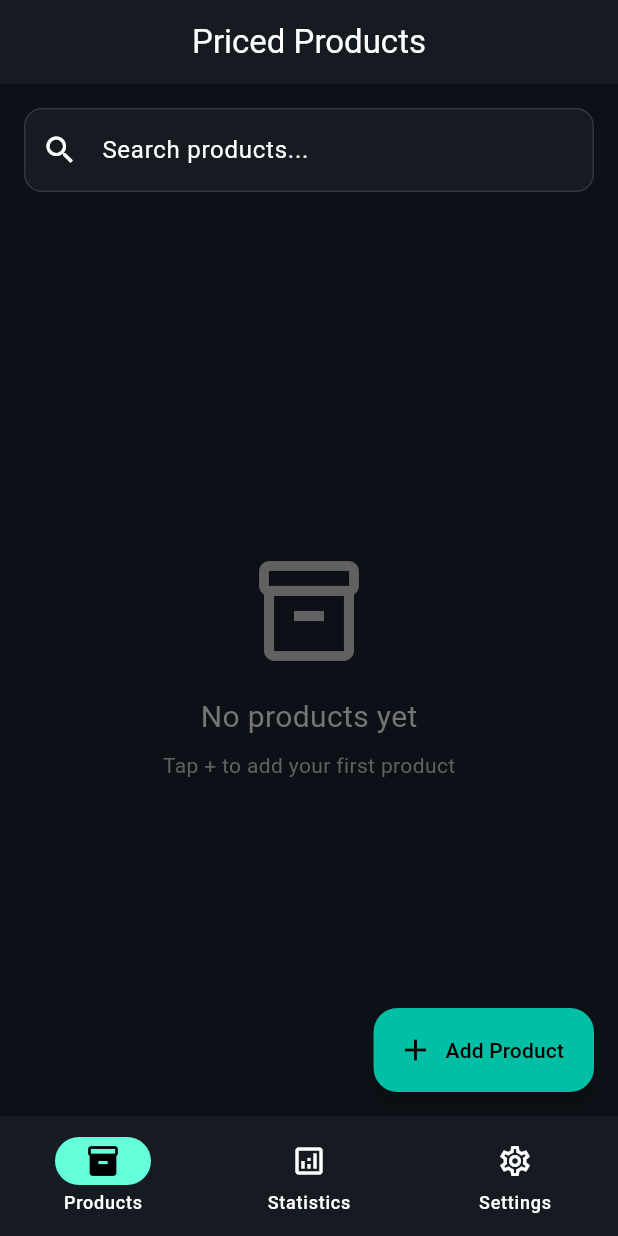
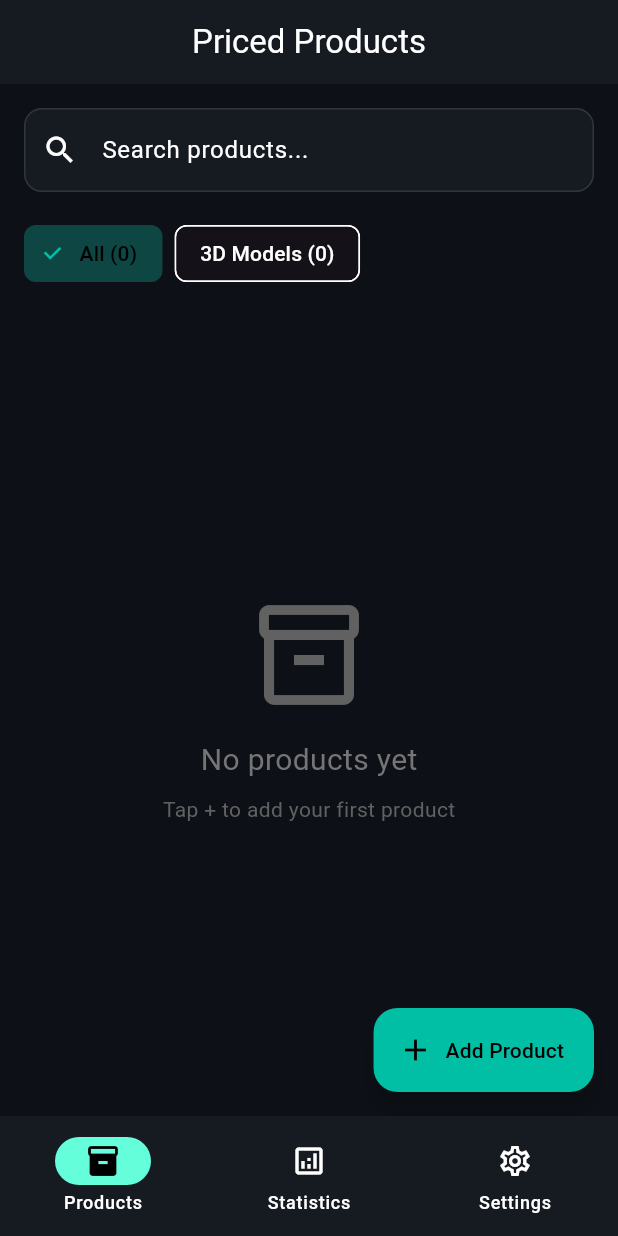
Before and after one commit to TheRealFalseReality/pricetool, a Flutter app: the screen it shows after launch, on a phone screen of 412 x 824 dp. Run offline on Flutter 3.47's test engine with Material 3 defaults, Android fonts, the phone set to English and light mode, and no system bars; our stand-ins replace file_picker, flutter_bloc, hive_flutter; missing offline and left inert: file_saver; accounts and stored records are empty.

Commit message:
Add category filter chips to products view
Co-authored-by: TheRealFalseReality <106857076+TheRealFalseReality@users.noreply.github.com>

```diff
--- a/lib/main.dart
+++ b/lib/main.dart
@@ -709,6 +709,7 @@ class HomePage extends StatefulWidget {
 
 class _HomePageState extends State<HomePage> {
   String _searchQuery = '';
+  String? _selectedCategoryId; // null means "All Categories"
 
   Future<void> _launchURL(String? urlString) async {
     if (urlString != null && urlString.isNotEmpty) {
@@ -836,6 +837,58 @@ class _HomePageState extends State<HomePage> {
               },
             ),
           ),
+          // Category filter chips
+          BlocBuilder<DataBloc, DataState>(
+            builder: (context, state) {
+              if (state.categories.isEmpty) {
+                return const SizedBox.shrink();
+              }
+
+              return Container(
+                height: 50,
+                padding: const EdgeInsets.symmetric(horizontal: 16.0),
+                child: ListView(
+                  scrollDirection: Axis.horizontal,
+                  children: [
+                    // "All" chip
+                    Padding(
+                      padding: const EdgeInsets.only(right: 8.0),
+                      child: FilterChip(
+                        label: Text('All (${state.products.length})'),
+                        selected: _selectedCategoryId == null,
+                        onSelected: (selected) {
+                          setState(() {
+                            _selectedCategoryId = null;
+                          });
+                        },
+                        selectedColor: Theme.of(context).colorScheme.primary.withOpacity(0.3),
+                        checkmarkColor: Theme.of(context).colorScheme.primary,
+                      ),
+                    ),
+                    // Category chips
+                    ...state.categories.map((category) {
+                      final productCount = state.products.where((p) => p.categoryId == category.id).length;
+                      return Padding(
+                        padding: const EdgeInsets.only(right: 8.0),
+                        child: FilterChip(
+                          label: Text('${category.name} ($productCount)'),
+                          selected: _selectedCategoryId == category.id,
+                          onSelected: (selected) {
+                            setState(() {
+                              _selectedCategoryId = selected ? category.id : null;
+                            });
+                          },
+                          selectedColor: Theme.of(context).colorScheme.primary.withOpacity(0.3),
+                          checkmarkColor: Theme.of(context).colorScheme.primary,
+                        ),
+                      );
+                    }).toList(),
+                  ],
+                ),
+              );
+            },
+          ),
+          const SizedBox(height: 8),
           // Products list
           Expanded(
             child: BlocBuilder<DataBloc, DataState>(
@@ -861,9 +914,11 @@ class _HomePageState extends State<HomePage> {
                   );
                 }
 
-                // Filter products based on search query
+                // Filter products based on search query and selected category
                 final filteredProducts = state.products.where((product) {
-                  return product.name.toLowerCase().contains(_searchQuery);
+                  final matchesSearch = product.name.toLowerCase().contains(_searchQuery);
+                  final matchesCategory = _selectedCategoryId == null || product.categoryId == _selectedCategoryId;
+                  return matchesSearch && matchesCategory;
                 }).toList();
 
                 if (filteredProducts.isEmpty) {
```
